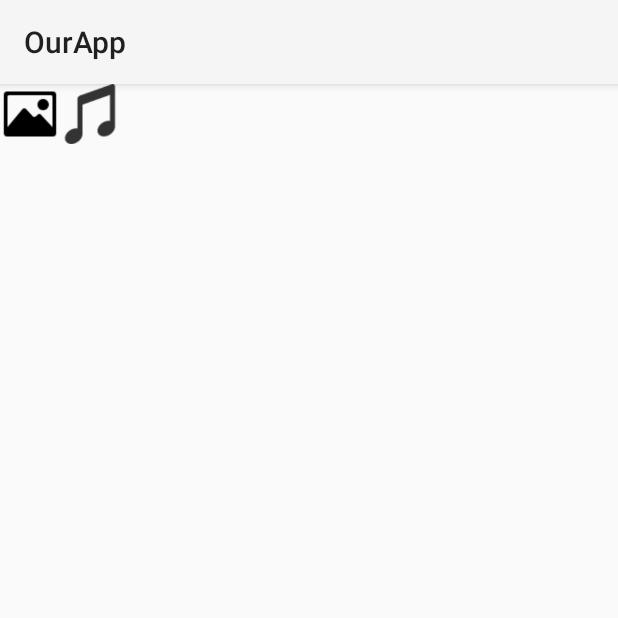
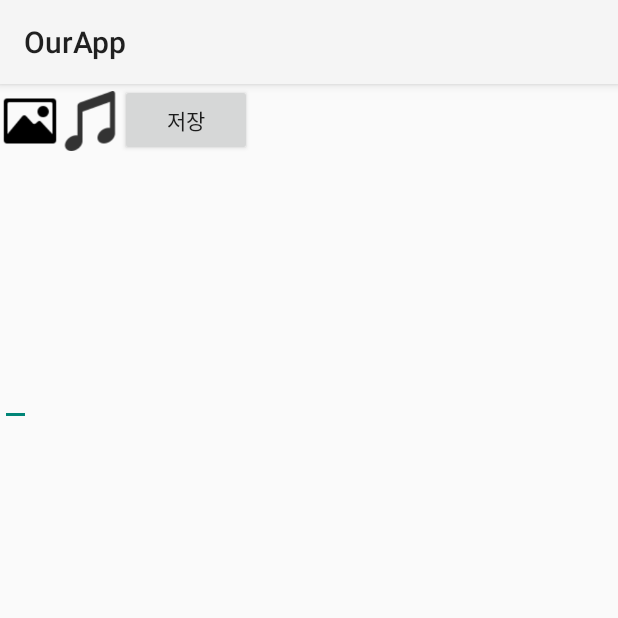
Before and after one commit to lmy6268/daylight, an Android app: the fragment diaryFragment shown on its own in the app's theme, on a phone screen of 412 x 824 dp, the top half of it. Run offline under Robolectric (Android 15) with nearby library versions, the phone set to English and light mode, and no system bars.

Commit message:
fix MainFragment Error

```diff
--- a/app/src/main/java/com/example/ourapp/MainActivity.java
+++ b/app/src/main/java/com/example/ourapp/MainActivity.java
@@ -16,6 +16,7 @@ public class MainActivity extends AppCompatActivity {
         diaryfragment =new diaryFragment();
         passwordfragment = new passwordFragment();
         checkActfragment = new checkActFragment();
+        mainfragment= new mainFragment();
         changeFragemnt(0);
     }
 
@@ -28,10 +29,10 @@ public class MainActivity extends AppCompatActivity {
                 getSupportFragmentManager().beginTransaction().replace(R.id.container,mainfragment).commit();
                 break;
             case 2: // 오늘의 기분 선택화면
-                getSupportFragmentManager().beginTransaction().replace(R.id.container,checkActfragment).commit();
+                getSupportFragmentManager().beginTransaction().replace(R.id.container,checkActfragment).addToBackStack(null).commit();
                 break;
             case 3://일기 작성 화면
-                getSupportFragmentManager().beginTransaction().replace(R.id.container,diaryfragment).commit();
+                getSupportFragmentManager().beginTransaction().replace(R.id.container,diaryfragment).addToBackStack(null).commit();
                 break;
         }
     }
--- a/app/src/main/res/layout/fragment_diary.xml
+++ b/app/src/main/res/layout/fragment_diary.xml
@@ -9,6 +9,7 @@
     <LinearLayout
         android:layout_width="match_parent"
         android:layout_height="wrap_content"
+        android:layout_weight="1"
         android:orientation="horizontal">
 
         <Button
@@ -21,12 +22,22 @@
             android:layout_height="40dp"
             android:background="@drawable/musicicon"
             android:id="@+id/randomBgm"/>
+        <Button
+            android:layout_width="wrap_content"
+            android:layout_height="wrap_content"
+            android:text="저장"
+            android:id="@+id/btnSave"/>
 
     </LinearLayout>
     <!--일기 작성화면-->
     <LinearLayout
-        android:layout_width="wrap_content"
+        android:layout_weight="4"
+        android:layout_width="match_parent"
         android:layout_height="wrap_content">
-
+<EditText
+    android:layout_width="wrap_content"
+    android:layout_height="wrap_content"
+  />
     </LinearLayout>
+    <!---->
 </LinearLayout>
```
